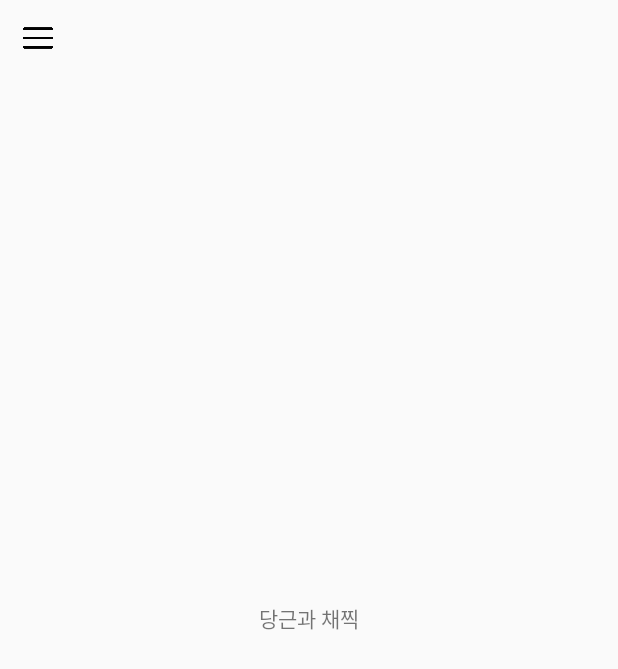
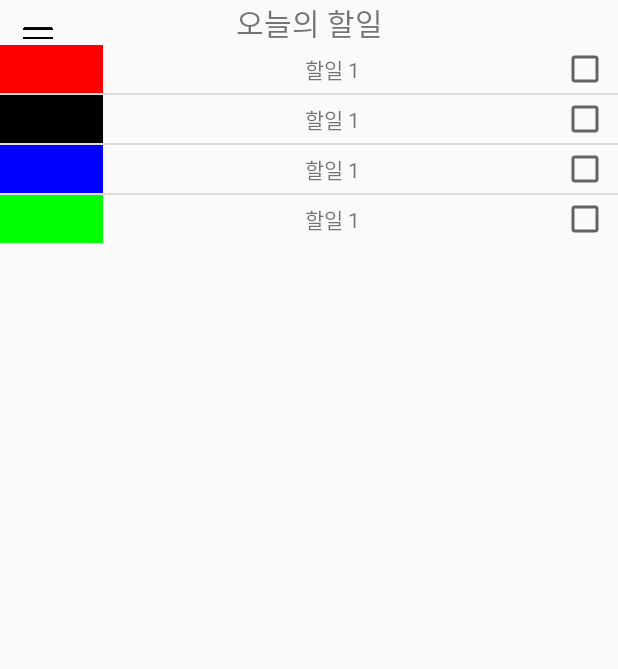
Before and after one commit to uniz21/OpenSourceAndroid, an Android app: the screen it shows after launch (MainActivity), on a phone screen of 412 x 824 dp. Before the commit the part shown is almost empty. Shown: the top 669 px of the screen. Run offline under Robolectric (Android 15) with nearby library versions, the phone set to English and light mode, and no system bars.

Commit message:
할일 테스트(리스트뷰 생성 이상함)

```diff
--- a/app/src/main/java/com/example/yoony/opensourceandroidproject/MainActivity.java
+++ b/app/src/main/java/com/example/yoony/opensourceandroidproject/MainActivity.java
@@ -1,5 +1,6 @@
 package com.example.yoony.opensourceandroidproject;
 
+import android.graphics.Color;
 import android.os.Bundle;
 import android.view.View;
 import android.support.design.widget.NavigationView;
@@ -7,10 +8,21 @@ import android.support.v4.view.GravityCompat;
 import android.support.v4.widget.DrawerLayout;
 import android.support.v7.app.AppCompatActivity;
 import android.view.MenuItem;
+import android.view.ViewGroup;
+import android.widget.AdapterView;
 import android.widget.ImageButton;
+import android.widget.LinearLayout;
+import android.widget.ListAdapter;
+import android.widget.ListView;
+import android.widget.Toast;
+
+import java.util.ArrayList;
+
 
 public class MainActivity extends AppCompatActivity
         implements NavigationView.OnNavigationItemSelectedListener {
+
+    ArrayList<SampleData> todoDataList;
 
     @Override
     protected void onCreate(Bundle savedInstanceState) {
@@ -40,7 +52,54 @@ public class MainActivity extends AppCompatActivity
                 drawer.openDrawer(navigationView);
             }
         });
+
+        //*****************************************************************************
+        this.InitializeToDoData();
+        ListView listView = (ListView)findViewById(R.id.listView);
+        final MyAdapter myAdapter = new MyAdapter(this,todoDataList);
+
+        listView.setAdapter(myAdapter);
+
+        listView.setOnItemClickListener(new AdapterView.OnItemClickListener() {
+            @Override
+            public void onItemClick(AdapterView parent, View view, int position, long id) {
+                Toast.makeText(getApplicationContext(),myAdapter.getItem(position).getJob(),Toast.LENGTH_LONG).show();
+            }
+        });
+        //*****************************************************************************
     }
+
+    //*****************************************************************************
+    public void InitializeToDoData(){
+        todoDataList = new ArrayList<SampleData>();
+
+        todoDataList.add(new SampleData(Color.RED,"할일 1",false));
+        todoDataList.add(new SampleData(Color.BLACK,"할일 1",false));
+        todoDataList.add(new SampleData(Color.BLUE,"할일 1",false));
+        todoDataList.add(new SampleData(Color.GREEN,"할일 1",false));
+    }
+//    public static void setListViewHeightBasedOnChildren(ListView listView) {//height 분할
+//        ListAdapter listAdapter = listView.getAdapter();
+//        if (listAdapter == null) {
+//            // pre-condition
+//            return;
+//        }
+//
+//        int totalHeight = 0;
+//        int desiredWidth = View.MeasureSpec.makeMeasureSpec(listView.getWidth(), View.MeasureSpec.AT_MOST);
+//
+//        for (int i = 0; i < listAdapter.getCount(); i++) {
+//            View listItem = listAdapter.getView(i, null, listView);
+//            listItem.measure(desiredWidth, View.MeasureSpec.UNSPECIFIED);
+//            totalHeight += listItem.getMeasuredHeight();
+//        }
+//
+//        ViewGroup.LayoutParams params = listView.getLayoutParams();
+//        params.height = totalHeight + (listView.getDividerHeight() * (listAdapter.getCount() - 1));
+//        listView.setLayoutParams(params);
+//        listView.requestLayout();
+//    }
+//    //*****************************************************************************
 
     @Override
     public void onBackPressed() {
--- /dev/null
+++ b/app/src/main/java/com/example/yoony/opensourceandroidproject/MyAdapter.java
@@ -0,0 +1,59 @@
+package com.example.yoony.opensourceandroidproject;
+
+import android.content.Context;
+import android.view.LayoutInflater;
+import android.view.View;
+import android.view.ViewGroup;
+import android.widget.BaseAdapter;
+import android.widget.CheckBox;
+import android.widget.LinearLayout;
+import android.widget.TextView;
+
+import java.util.ArrayList;
+
+public class MyAdapter extends BaseAdapter {
+
+    Context mContext = null;
+    LayoutInflater mLayoutInflater = null;
+    ArrayList<SampleData> sample;
+
+    public MyAdapter(Context context,ArrayList<SampleData> data){
+        mContext=context;
+        sample=data;
+        mLayoutInflater = LayoutInflater.from(mContext);
+    }
+
+    @Override
+    public int getCount() {
+        return sample.size();
+    }
+
+    @Override
+    public long getItemId(int position) {
+        return position;
+    }
+
+    @Override
+    public SampleData getItem(int position) {
+        return sample.get(position);
+    }
+
+    @Override
+    public View getView(int position, View convertView, ViewGroup parent) {
+        View view = mLayoutInflater.inflate(R.layout.list_data,null);
+
+        LinearLayout questcolor = (LinearLayout)view.findViewById(R.id.questColor);
+
+        TextView todo_thing = (TextView)view.findViewById(R.id.todo_thing);
+
+        CheckBox isDone = (CheckBox)view.findViewById(R.id.isDone);
+
+        questcolor.setBackgroundColor(sample.get(position).getQuest());
+
+        todo_thing.setText(sample.get(position).getJob());
+
+        isDone.setActivated(sample.get(position).isIschecked());
+
+        return view;
+    }
+}
--- /dev/null
+++ b/app/src/main/java/com/example/yoony/opensourceandroidproject/SampleData.java
@@ -0,0 +1,25 @@
+package com.example.yoony.opensourceandroidproject;
+
+public class SampleData {
+    private int quest;
+    private String job;
+    private boolean ischecked;
+
+    public SampleData(int quest, String job, boolean ischecked){
+        this.quest=quest;
+        this.job=job;
+        this.ischecked=ischecked;
+    }
+
+    public int getQuest(){
+        return this.quest;
+    }
+
+    public String getJob(){
+        return this.job;
+    }
+
+    public boolean isIschecked() {
+        return this.ischecked;
+    }
+}
--- a/app/src/main/res/layout/app_bar_main.xml
+++ b/app/src/main/res/layout/app_bar_main.xml
@@ -18,7 +18,9 @@
         android:layout_marginStart="15dp" />
 
     <include
-        layout="@layout/content_main" />
+        layout="@layout/today_todo"
+        android:layout_width="match_parent"
+        android:layout_height="wrap_content" />
 
     <!--
     <android.support.design.widget.FloatingActionButton
--- /dev/null
+++ b/app/src/main/res/layout/list_data.xml
@@ -0,0 +1,45 @@
+<?xml version="1.0" encoding="utf-8"?>
+<android.support.constraint.ConstraintLayout xmlns:android="http://schemas.android.com/apk/res/android"
+    android:layout_width="match_parent"
+    android:layout_height="match_parent"
+    xmlns:app="http://schemas.android.com/apk/res-auto">
+
+    <LinearLayout
+        android:id="@+id/dataLayout"
+        android:layout_width="match_parent"
+        android:layout_height="wrap_content"
+        android:orientation="horizontal">
+
+        <LinearLayout
+            android:id="@+id/questColor"
+            android:layout_width="match_parent"
+            android:layout_height="match_parent"
+            android:layout_weight="5"
+            android:background="#f00"
+            android:orientation="vertical"></LinearLayout>
+
+        <LinearLayout
+            android:layout_width="match_parent"
+            android:layout_height="match_parent"
+            android:layout_weight="1"
+            android:orientation="horizontal">
+
+            <TextView
+                android:id="@+id/todo_thing"
+                android:layout_width="match_parent"
+                android:layout_height="match_parent"
+                android:text="할일 ~~~~~~~~"
+                android:gravity="center"
+                android:layout_weight="1"/>
+
+            <CheckBox
+                android:id="@+id/isDone"
+                android:layout_width="match_parent"
+                android:layout_height="match_parent"
+                android:layout_weight="8"/>
+
+        </LinearLayout>
+
+    </LinearLayout>
+
+</android.support.constraint.ConstraintLayout>
--- /dev/null
+++ b/app/src/main/res/layout/today_todo.xml
@@ -0,0 +1,104 @@
+<?xml version="1.0" encoding="utf-8"?>
+<LinearLayout xmlns:android="http://schemas.android.com/apk/res/android"
+    android:layout_width="match_parent"
+    android:layout_height="match_parent"
+    android:orientation="vertical">
+
+    <LinearLayout
+        android:layout_width="match_parent"
+        android:layout_height="match_parent"
+        android:layout_weight="10"
+        android:orientation="horizontal">
+
+        <TextView
+        android:layout_width="match_parent"
+        android:layout_height="match_parent"
+        android:text="오늘의 할일"
+        android:textAlignment="center"
+        android:textSize="20dp"
+            android:gravity="center"/>
+
+
+    </LinearLayout>
+
+    <LinearLayout
+        android:layout_width="match_parent"
+        android:layout_height="match_parent"
+        android:layout_weight="1"
+        android:orientation="vertical">
+
+        <TabHost
+            android:layout_width="match_parent"
+            android:layout_height="match_parent">
+
+            <LinearLayout
+                android:layout_width="match_parent"
+                android:layout_height="match_parent"
+                android:orientation="vertical">
+
+                <LinearLayout
+                    android:layout_width="match_parent"
+                    android:layout_height="wrap_content"
+                    android:orientation="horizontal">
+
+                    <LinearLayout
+                        android:layout_width="match_parent"
+                        android:layout_height="match_parent"
+                        android:layout_weight="5"
+                        android:orientation="horizontal"></LinearLayout>
+
+                    <TabWidget
+                        android:id="@android:id/tabs"
+                        android:layout_width="match_parent"
+                        android:layout_height="wrap_content"
+                        android:layout_weight="1" />
+                </LinearLayout>
+
+                <FrameLayout
+                    android:id="@android:id/tabcontent"
+                    android:layout_width="match_parent"
+                    android:layout_height="match_parent">
+
+                    <LinearLayout
+                        android:id="@+id/tab1"
+                        android:layout_width="match_parent"
+                        android:layout_height="match_parent"
+                        android:orientation="vertical">
+
+                        <ListView
+                            android:id="@+id/listView"
+                            android:layout_width="match_parent"
+                            android:layout_height="wrap_content">
+
+                        </ListView>
+                    </LinearLayout>
+
+                </FrameLayout>
+
+            </LinearLayout>
+        </TabHost>
+
+        <LinearLayout
+            android:layout_width="match_parent"
+            android:layout_height="match_parent"
+            android:orientation="horizontal">
+
+            <LinearLayout
+                android:layout_width="match_parent"
+                android:layout_height="match_parent"
+                android:layout_weight="5"
+                android:orientation="vertical"></LinearLayout>
+
+            <LinearLayout
+                android:layout_width="match_parent"
+                android:layout_height="wrap_content"
+                android:layout_weight="1"
+                android:orientation="horizontal">
+
+
+            </LinearLayout>
+        </LinearLayout>
+
+    </LinearLayout>
+
+</LinearLayout>
```
